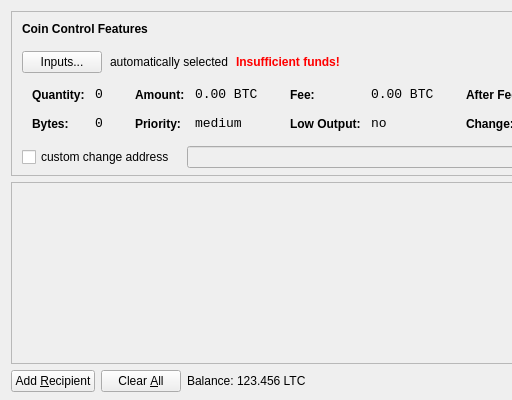
The window that src/qt/forms/sendcoinsdialog.ui (teestcoin/teestcoin1) describes before a commit, drawn with Qt 5; both pictures show x 0 to 512 and y 0 to 400 of the 850 by 400 pixel window.
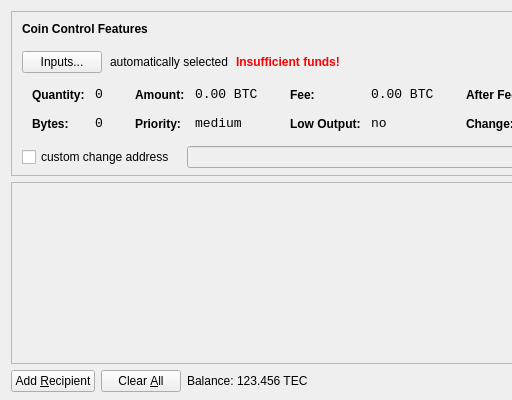
The same window after the commit. Icons and pictures are not drawn.

```diff
--- a/src/qt/forms/sendcoinsdialog.ui
+++ b/src/qt/forms/sendcoinsdialog.ui
@@ -720,7 +720,7 @@
           <cursorShape>IBeamCursor</cursorShape>
          </property>
          <property name="text">
-          <string>123.456 LTC</string>
+          <string>123.456 TEC</string>
          </property>
          <property name="textInteractionFlags">
           <set>Qt::LinksAccessibleByMouse|Qt::TextSelectableByKeyboard|Qt::TextSelectableByMouse</set>
```
